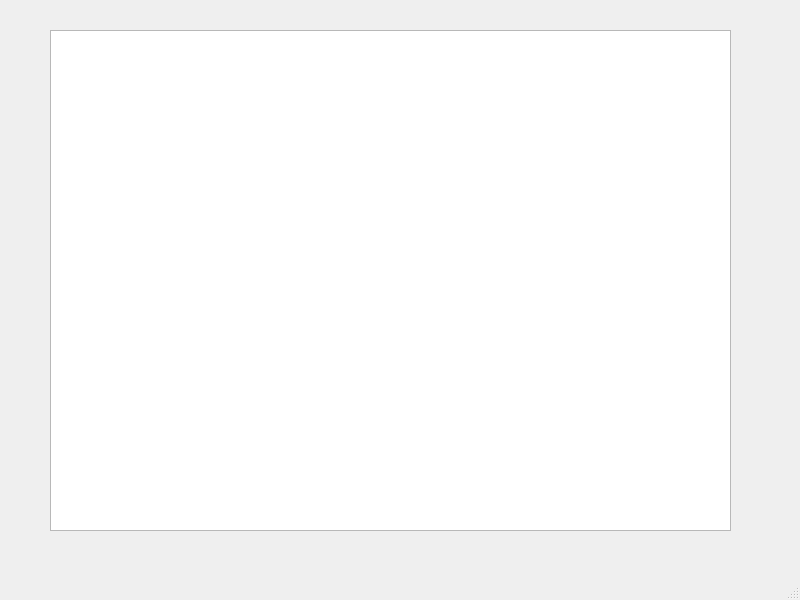
Old version of the form mainwindow.ui in the repository Qiaofanxing/HTTPProxy.
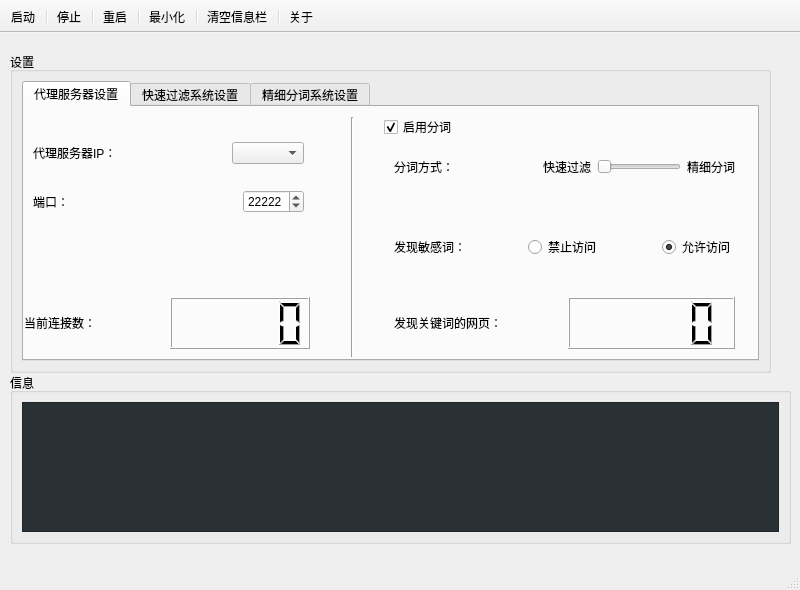
New version of the form. Icons and pictures are not drawn.

What changed in the file:
```diff
--- a/mainwindow.ui
+++ b/mainwindow.ui
@@ -7,35 +7,707 @@
     <x>0</x>
     <y>0</y>
     <width>800</width>
-    <height>600</height>
+    <height>590</height>
    </rect>
   </property>
   <property name="windowTitle">
    <string>MainWindow</string>
   </property>
   <widget class="QWidget" name="centralwidget">
-   <widget class="QTextBrowser" name="text_output">
+   <widget class="QGroupBox" name="groupBox">
     <property name="geometry">
      <rect>
-      <x>50</x>
-      <y>30</y>
-      <width>681</width>
-      <height>501</height>
+      <x>10</x>
+      <y>340</y>
+      <width>781</width>
+      <height>171</height>
      </rect>
     </property>
+    <property name="title">
+     <string>信息</string>
+    </property>
+    <layout class="QGridLayout" name="gridLayout_2">
+     <item row="0" column="0">
+      <widget class="QTextBrowser" name="text_output">
+       <property name="cursor" stdset="0">
+        <cursorShape>IBeamCursor</cursorShape>
+       </property>
+       <property name="contextMenuPolicy">
+        <enum>Qt::DefaultContextMenu</enum>
+       </property>
+       <property name="styleSheet">
+        <string notr="true">background-color: #293134;
+color: #e0e2e4;</string>
+       </property>
+       <property name="openLinks">
+        <bool>false</bool>
+       </property>
+      </widget>
+     </item>
+    </layout>
+   </widget>
+   <widget class="QGroupBox" name="groupBox_2">
+    <property name="geometry">
+     <rect>
+      <x>10</x>
+      <y>19</y>
+      <width>761</width>
+      <height>321</height>
+     </rect>
+    </property>
+    <property name="title">
+     <string>设置</string>
+    </property>
+    <layout class="QGridLayout" name="gridLayout">
+     <item row="0" column="0">
+      <widget class="QTabWidget" name="tabWidgetOPTIONS">
+       <property name="currentIndex">
+        <number>0</number>
+       </property>
+       <widget class="QWidget" name="tab1">
+        <attribute name="title">
+         <string>代理服务器设置</string>
+        </attribute>
+        <widget class="Line" name="line">
+         <property name="geometry">
+          <rect>
+           <x>320</x>
+           <y>10</y>
+           <width>16</width>
+           <height>240</height>
+          </rect>
+         </property>
+         <property name="orientation">
+          <enum>Qt::Vertical</enum>
+         </property>
+        </widget>
+        <widget class="QCheckBox" name="checkBox_FENCI_isopen">
+         <property name="geometry">
+          <rect>
+           <x>360</x>
+           <y>10</y>
+           <width>71</width>
+           <height>20</height>
+          </rect>
+         </property>
+         <property name="text">
+          <string>启用分词</string>
+         </property>
+         <property name="checked">
+          <bool>true</bool>
+         </property>
+        </widget>
+        <widget class="QWidget" name="">
+         <property name="geometry">
+          <rect>
+           <x>0</x>
+           <y>190</y>
+           <width>286</width>
+           <height>52</height>
+          </rect>
+         </property>
+         <layout class="QHBoxLayout" name="horizontalLayout_7">
+          <item>
+           <widget class="QLabel" name="label_8">
+            <property name="text">
+             <string>当前连接数：</string>
+            </property>
+           </widget>
+          </item>
+          <item>
+           <widget class="QLCDNumber" name="lcdNumber_connect">
+            <property name="minimumSize">
+             <size>
+              <width>100</width>
+              <height>50</height>
+             </size>
+            </property>
+           </widget>
+          </item>
+         </layout>
+        </widget>
+        <widget class="QWidget" name="">
+         <property name="geometry">
+          <rect>
+           <x>370</x>
+           <y>190</y>
+           <width>341</width>
+           <height>52</height>
+          </rect>
+         </property>
+         <layout class="QHBoxLayout" name="horizontalLayout_6">
+          <item>
+           <widget class="QLabel" name="label_9">
+            <property name="text">
+             <string>发现关键词的网页：</string>
+            </property>
+           </widget>
+          </item>
+          <item>
+           <widget class="QLCDNumber" name="lcdNumber_FENCI">
+            <property name="minimumSize">
+             <size>
+              <width>100</width>
+              <height>50</height>
+             </size>
+            </property>
+           </widget>
+          </item>
+         </layout>
+        </widget>
+        <widget class="QWidget" name="">
+         <property name="geometry">
+          <rect>
+           <x>9</x>
+           <y>35</y>
+           <width>271</width>
+           <height>71</height>
+          </rect>
+         </property>
+         <layout class="QVBoxLayout" name="verticalLayout">
+          <item>
+           <layout class="QHBoxLayout" name="horizontalLayout">
+            <item>
+             <widget class="QLabel" name="label_1">
+              <property name="text">
+               <string>代理服务器IP：</string>
+              </property>
+             </widget>
+            </item>
+            <item>
+             <spacer name="horizontalSpacer_1">
+              <property name="orientation">
+               <enum>Qt::Horizontal</enum>
+              </property>
+              <property name="sizeHint" stdset="0">
+               <size>
+                <width>40</width>
+                <height>20</height>
+               </size>
+              </property>
+             </spacer>
+            </item>
+            <item>
+             <widget class="QComboBox" name="comboBox_serverIP"/>
+            </item>
+           </layout>
+          </item>
+          <item>
+           <spacer name="verticalSpacer_2">
+            <property name="orientation">
+             <enum>Qt::Vertical</enum>
+            </property>
+            <property name="sizeHint" stdset="0">
+             <size>
+              <width>20</width>
+              <height>56</height>
+             </size>
+            </property>
+           </spacer>
+          </item>
+          <item>
+           <layout class="QHBoxLayout" name="horizontalLayout_2">
+            <item>
+             <widget class="QLabel" name="label_2">
+              <property name="text">
+               <string>端口：</string>
+              </property>
+             </widget>
+            </item>
+            <item>
+             <spacer name="horizontalSpacer_2">
+              <property name="orientation">
+               <enum>Qt::Horizontal</enum>
+              </property>
+              <property name="sizeHint" stdset="0">
+               <size>
+                <width>40</width>
+                <height>20</height>
+               </size>
+              </property>
+             </spacer>
+            </item>
+            <item>
+             <widget class="QSpinBox" name="spinBox_serverPort">
+              <property name="minimum">
+               <number>1024</number>
+              </property>
+              <property name="maximum">
+               <number>65535</number>
+              </property>
+              <property name="value">
+               <number>22222</number>
+              </property>
+             </widget>
+            </item>
+           </layout>
+          </item>
+         </layout>
+        </widget>
+        <widget class="QWidget" name="">
+         <property name="geometry">
+          <rect>
+           <x>370</x>
+           <y>50</y>
+           <width>341</width>
+           <height>102</height>
+          </rect>
+         </property>
+         <layout class="QVBoxLayout" name="verticalLayout_2">
+          <item>
+           <layout class="QHBoxLayout" name="horizontalLayout_4">
+            <item>
+             <widget class="QLabel" name="label">
+              <property name="text">
+               <string>分词方式：</string>
+              </property>
+             </widget>
+            </item>
+            <item>
+             <spacer name="horizontalSpacer">
+              <property name="orientation">
+               <enum>Qt::Horizontal</enum>
+              </property>
+              <property name="sizeHint" stdset="0">
+               <size>
+                <width>40</width>
+                <height>20</height>
+               </size>
+              </property>
+             </spacer>
+            </item>
+            <item>
+             <layout class="QHBoxLayout" name="horizontalLayout_3">
+              <item>
+               <widget class="QLabel" name="label_3">
+                <property name="text">
+                 <string>快速过滤</string>
+                </property>
+               </widget>
+              </item>
+              <item>
+               <widget class="QSlider" name="horizontalSlider_FENCI_select">
+                <property name="maximum">
+                 <number>99</number>
+                </property>
+                <property name="singleStep">
+                 <number>99</number>
+                </property>
+                <property name="pageStep">
+                 <number>99</number>
+                </property>
+                <property name="orientation">
+                 <enum>Qt::Horizontal</enum>
+                </property>
+               </widget>
+              </item>
+              <item>
+               <widget class="QLabel" name="label_4">
+                <property name="text">
+                 <string>精细分词</string>
+                </property>
+               </widget>
+              </item>
+             </layout>
+            </item>
+           </layout>
+          </item>
+          <item>
+           <spacer name="verticalSpacer_4">
+            <property name="orientation">
+             <enum>Qt::Vertical</enum>
+            </property>
+            <property name="sizeHint" stdset="0">
+             <size>
+              <width>20</width>
+              <height>40</height>
+             </size>
+            </property>
+           </spacer>
+          </item>
+          <item>
+           <layout class="QHBoxLayout" name="horizontalLayout_5">
+            <item>
+             <widget class="QLabel" name="label_5">
+              <property name="text">
+               <string>发现敏感词：</string>
+              </property>
+             </widget>
+            </item>
+            <item>
+             <spacer name="horizontalSpacer_3">
+              <property name="orientation">
+               <enum>Qt::Horizontal</enum>
+              </property>
+              <property name="sizeHint" stdset="0">
+               <size>
+                <width>40</width>
+                <height>20</height>
+               </size>
+              </property>
+             </spacer>
+            </item>
+            <item>
+             <widget class="QRadioButton" name="radioButton_refuseHTML">
+              <property name="text">
+               <string>禁止访问</string>
+              </property>
+              <property name="checked">
+               <bool>false</bool>
+              </property>
+             </widget>
+            </item>
+            <item>
+             <spacer name="horizontalSpacer_4">
+              <property name="orientation">
+               <enum>Qt::Horizontal</enum>
+              </property>
+              <property name="sizeHint" stdset="0">
+               <size>
+                <width>40</width>
+                <height>20</height>
+               </size>
+              </property>
+             </spacer>
+            </item>
+            <item>
+             <widget class="QRadioButton" name="radioButton_onlyLOG">
+              <property name="text">
+               <string>允许访问</string>
+              </property>
+              <property name="checked">
+               <bool>true</bool>
+              </property>
+             </widget>
+            </item>
+           </layout>
+          </item>
+         </layout>
+        </widget>
+       </widget>
+       <widget class="QWidget" name="tab2">
+        <attribute name="title">
+         <string>快速过滤系统设置</string>
+        </attribute>
+        <widget class="QCheckBox" name="checkBox_KS_Details">
+         <property name="geometry">
+          <rect>
+           <x>20</x>
+           <y>50</y>
+           <width>91</width>
+           <height>20</height>
+          </rect>
+         </property>
+         <property name="text">
+          <string>输出详细信息</string>
+         </property>
+        </widget>
+        <widget class="Line" name="line_2">
+         <property name="geometry">
+          <rect>
+           <x>260</x>
+           <y>10</y>
+           <width>20</width>
+           <height>231</height>
+          </rect>
+         </property>
+         <property name="orientation">
+          <enum>Qt::Vertical</enum>
+         </property>
+        </widget>
+        <widget class="QCheckBox" name="checkBox_KS_savehistory">
+         <property name="geometry">
+          <rect>
+           <x>20</x>
+           <y>90</y>
+           <width>101</width>
+           <height>20</height>
+          </rect>
+         </property>
+         <property name="text">
+          <string>记录日志文件</string>
+         </property>
+        </widget>
+        <widget class="QWidget" name="layoutWidget">
+         <property name="geometry">
+          <rect>
+           <x>10</x>
+           <y>140</y>
+           <width>198</width>
+           <height>70</height>
+          </rect>
+         </property>
+         <layout class="QGridLayout" name="gridLayout_3">
+          <item row="0" column="0">
+           <widget class="QLabel" name="label_6">
+            <property name="text">
+             <string>扫描模式:</string>
+            </property>
+           </widget>
+          </item>
+          <item row="1" column="0">
+           <widget class="QRadioButton" name="radioButton_KSMODE_0">
+            <property name="text">
+             <string>正常扫描模式</string>
+            </property>
+            <property name="checked">
+             <bool>true</bool>
+            </property>
+           </widget>
+          </item>
+          <item row="1" column="1">
+           <widget class="QRadioButton" name="radioButton_KSMODE_1">
+            <property name="text">
+             <string>形变扫描模式</string>
+            </property>
+           </widget>
+          </item>
+          <item row="2" column="0">
+           <widget class="QRadioButton" name="radioButton_KSMODE_2">
+            <property name="text">
+             <string>拼音扫描模式</string>
+            </property>
+           </widget>
+          </item>
+          <item row="2" column="1">
+           <widget class="QRadioButton" name="radioButton_KSMODE_3">
+            <property name="text">
+             <string>校对扫描模式</string>
+            </property>
+           </widget>
+          </item>
+         </layout>
+        </widget>
+        <widget class="QWidget" name="">
+         <property name="geometry">
+          <rect>
+           <x>310</x>
+           <y>10</y>
+           <width>421</width>
+           <height>241</height>
+          </rect>
+         </property>
+         <layout class="QVBoxLayout" name="verticalLayout_3">
+          <item>
+           <layout class="QHBoxLayout" name="horizontalLayout_8">
+            <item>
+             <widget class="QPushButton" name="pushButton_KS_load">
+              <property name="text">
+               <string>读取词库</string>
+              </property>
+             </widget>
+            </item>
+            <item>
+             <widget class="QPushButton" name="pushButton_KS_save">
+              <property name="text">
+               <string>保存修改</string>
+              </property>
+             </widget>
+            </item>
+            <item>
+             <widget class="QPushButton" name="pushButton_KS_addLine">
+              <property name="text">
+               <string>添加行</string>
+              </property>
+             </widget>
+            </item>
+            <item>
+             <widget class="QPushButton" name="pushButton_KS_delLine">
+              <property name="text">
+               <string>删除行</string>
+              </property>
+             </widget>
+            </item>
+            <item>
+             <widget class="QPushButton" name="pushButton_KS_inLine">
+              <property name="text">
+               <string>插入行</string>
+              </property>
+             </widget>
+            </item>
+           </layout>
+          </item>
+          <item>
+           <widget class="QTableView" name="tableView_KS"/>
+          </item>
+         </layout>
+        </widget>
+       </widget>
+       <widget class="QWidget" name="tab3">
+        <attribute name="title">
+         <string>精细分词系统设置</string>
+        </attribute>
+        <widget class="QPushButton" name="pushButton_NLPIR_import">
+         <property name="geometry">
+          <rect>
+           <x>210</x>
+           <y>80</y>
+           <width>81</width>
+           <height>24</height>
+          </rect>
+         </property>
+         <property name="text">
+          <string>导入用户词库</string>
+         </property>
+        </widget>
+        <widget class="QLabel" name="label_7">
+         <property name="geometry">
+          <rect>
+           <x>10</x>
+           <y>140</y>
+           <width>551</width>
+           <height>101</height>
+          </rect>
+         </property>
+         <property name="text">
+          <string>1. 如果用户词有空格，需要采用[]括起来，例如： [Bill Clinton] nrf
+2. 如果需要该用户词作为文章的关键词输出，必须用户词性标注为：key,如：科学发展观 key
+3. 如果将一个词是人名，同时又希望作为关键词输出，则需要标注为key_nr，如 钟南山 key_nr
+4. 如果将一个词是地名，同时又希望作为关键词输出，则需要标注为key_ns，如 钓鱼岛 key_ns
+5. 如果将一个词是机构名，同时又希望作为关键词输出，则需要标注为key_nr，如 国安委 key_nt</string>
+         </property>
+        </widget>
+        <widget class="QPushButton" name="pushButton_openNLPIRlog">
+         <property name="geometry">
+          <rect>
+           <x>600</x>
+           <y>140</y>
+           <width>75</width>
+           <height>24</height>
+          </rect>
+         </property>
+         <property name="text">
+          <string>打开日志</string>
+         </property>
+        </widget>
+        <widget class="QPushButton" name="pushButton_clearNLPIRlog">
+         <property name="geometry">
+          <rect>
+           <x>600</x>
+           <y>190</y>
+           <width>75</width>
+           <height>24</height>
+          </rect>
+         </property>
+         <property name="text">
+          <string>清空日志</string>
+         </property>
+        </widget>
+        <widget class="Line" name="line_3">
+         <property name="geometry">
+          <rect>
+           <x>543</x>
+           <y>30</y>
+           <width>20</width>
+           <height>211</height>
+          </rect>
+         </property>
+         <property name="orientation">
+          <enum>Qt::Vertical</enum>
+         </property>
+        </widget>
+        <widget class="QPushButton" name="pushButton_NLPIR_help">
+         <property name="geometry">
+          <rect>
+           <x>600</x>
+           <y>90</y>
+           <width>75</width>
+           <height>24</height>
+          </rect>
+         </property>
+         <property name="text">
+          <string>帮助</string>
+         </property>
+        </widget>
+       </widget>
+      </widget>
+     </item>
+    </layout>
    </widget>
   </widget>
-  <widget class="QMenuBar" name="menubar">
-   <property name="geometry">
-    <rect>
-     <x>0</x>
-     <y>0</y>
-     <width>800</width>
-     <height>22</height>
-    </rect>
+  <widget class="QToolBar" name="toolbar">
+   <property name="windowTitle">
+    <string/>
    </property>
+   <property name="movable">
+    <bool>false</bool>
+   </property>
+   <property name="toolButtonStyle">
+    <enum>Qt::ToolButtonTextUnderIcon</enum>
+   </property>
+   <attribute name="toolBarArea">
+    <enum>TopToolBarArea</enum>
+   </attribute>
+   <attribute name="toolBarBreak">
+    <bool>false</bool>
+   </attribute>
+   <addaction name="action_start"/>
+   <addaction name="separator"/>
+   <addaction name="action_stopServer"/>
+   <addaction name="separator"/>
+   <addaction name="action_reboot"/>
+   <addaction name="separator"/>
+   <addaction name="action_mini"/>
+   <addaction name="separator"/>
+   <addaction name="action_clearinfotext"/>
+   <addaction name="separator"/>
+   <addaction name="action_about"/>
   </widget>
   <widget class="QStatusBar" name="statusbar"/>
+  <action name="action_start">
+   <property name="icon">
+    <iconset resource="image.qrc">
+     <normaloff>:/image/QResource/start.svg</normaloff>:/image/QResource/start.svg</iconset>
+   </property>
+   <property name="text">
+    <string>启动</string>
+   </property>
+  </action>
+  <action name="action_clearinfotext">
+   <property name="icon">
+    <iconset resource="image.qrc">
+     <normaloff>:/image/QResource/delete.svg</normaloff>:/image/QResource/delete.svg</iconset>
+   </property>
+   <property name="text">
+    <string>清空信息栏</string>
+   </property>
+  </action>
+  <action name="action_stopServer">
+   <property name="icon">
+    <iconset resource="image.qrc">
+     <normaloff>:/image/QResource/stop.svg</normaloff>:/image/QResource/stop.svg</iconset>
+   </property>
+   <property name="text">
+    <string>停止</string>
+   </property>
+  </action>
+  <action name="action_reboot">
+   <property name="icon">
+    <iconset resource="image.qrc">
+     <normaloff>:/image/QResource/reboot.svg</normaloff>:/image/QResource/reboot.svg</iconset>
+   </property>
+   <property name="text">
+    <string>重启</string>
+   </property>
+  </action>
+  <action name="action_mini">
+   <property name="icon">
+    <iconset resource="image.qrc">
+     <normaloff>:/image/QResource/mini.svg</normaloff>:/image/QResource/mini.svg</iconset>
+   </property>
+   <property name="text">
+    <string>最小化</string>
+   </property>
+  </action>
+  <action name="action_about">
+   <property name="icon">
+    <iconset resource="image.qrc">
+     <normaloff>:/image/QResource/about.svg</normaloff>:/image/QResource/about.svg</iconset>
+   </property>
+   <property name="text">
+    <string>关于</string>
+   </property>
+  </action>
  </widget>
  <resources/>
  <connections/>
```
Left out of the diff: 4 changed lines with no effect on the pictures.
